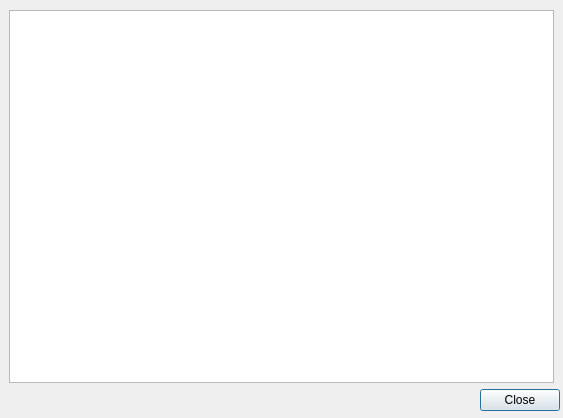
This is spinetoolbox/ui/time_series_editor.ui in spine-tools/Spine-Toolbox as Qt 5 draws it before an edit. The edited form follows.
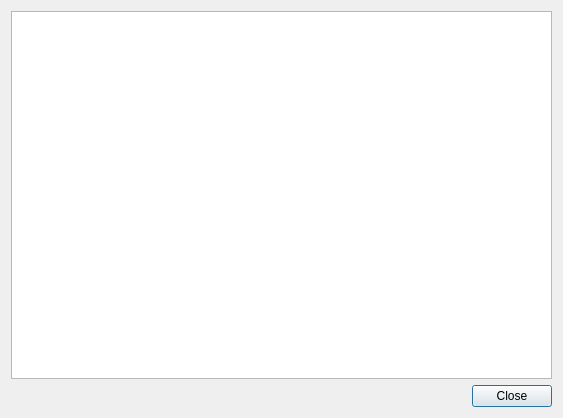
This is the edited form.

Commit message:
TreeView: an editor widget for time series data
The widget opens from a right-click context menu for relationship
parameter values. Uses the new ParameterValue class in spinedb_api.

Re #296

The edit to the form file:
```diff
--- a/spinetoolbox/ui/time_series_editor.ui
+++ b/spinetoolbox/ui/time_series_editor.ui
@@ -25,25 +25,14 @@
   <property name="windowTitle">
    <string>Dialog</string>
   </property>
-  <widget class="QWidget" name="verticalLayoutWidget">
-   <property name="geometry">
-    <rect>
-     <x>9</x>
-     <y>10</y>
-     <width>551</width>
-     <height>401</height>
-    </rect>
-   </property>
-   <layout class="QVBoxLayout" name="top_layout">
+  <layout class="QVBoxLayout" name="verticalLayout">
     <item>
-     <layout class="QHBoxLayout" name="edit_area_layout">
-      <item>
+    <widget class="QSplitter" name="splitter">
+     <property name="orientation">
+      <enum>Qt::Horizontal</enum>
+     </property>
        <widget class="QTableView" name="time_series_table"/>
-      </item>
-      <item>
-       <widget class="QWidget" name="plot_widget" native="true"/>
-      </item>
-     </layout>
+    </widget>
     </item>
     <item>
      <layout class="QHBoxLayout" name="horizontalLayout">
@@ -70,7 +59,6 @@
      </layout>
     </item>
    </layout>
-  </widget>
  </widget>
  <resources/>
  <connections/>
```
Left out of the diff: 9 changed lines with no effect on the pictures. Lines whose indentation alone changed are shown as unchanged. The commit also changes 6 other files.
